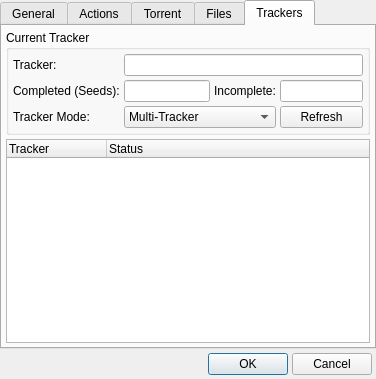
Qt form trunk/dialogtorrentproperties.ui (c3c/quazaa) before a commit.
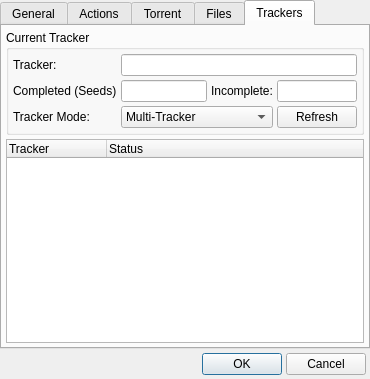
The same form after that commit. Icons and pictures are not drawn.

Diff of the .ui file:
```diff
--- a/trunk/dialogtorrentproperties.ui
+++ b/trunk/dialogtorrentproperties.ui
@@ -10,6 +10,18 @@
     <height>379</height>
    </rect>
   </property>
+  <property name="minimumSize">
+   <size>
+    <width>370</width>
+    <height>379</height>
+   </size>
+  </property>
+  <property name="maximumSize">
+   <size>
+    <width>370</width>
+    <height>379</height>
+   </size>
+  </property>
   <property name="windowTitle">
    <string>Torrent Properties</string>
   </property>
@@ -17,6 +29,9 @@
    <iconset resource="Resource.qrc">
     <normaloff>:/Resource/Generic/Properties.png</normaloff>:/Resource/Generic/Properties.png</iconset>
   </property>
+  <property name="autoFillBackground">
+   <bool>true</bool>
+  </property>
   <layout class="QGridLayout" name="gridLayout_2">
    <property name="margin">
     <number>0</number>
```
Left out of the diff: 3 changed lines with no effect on the pictures.
